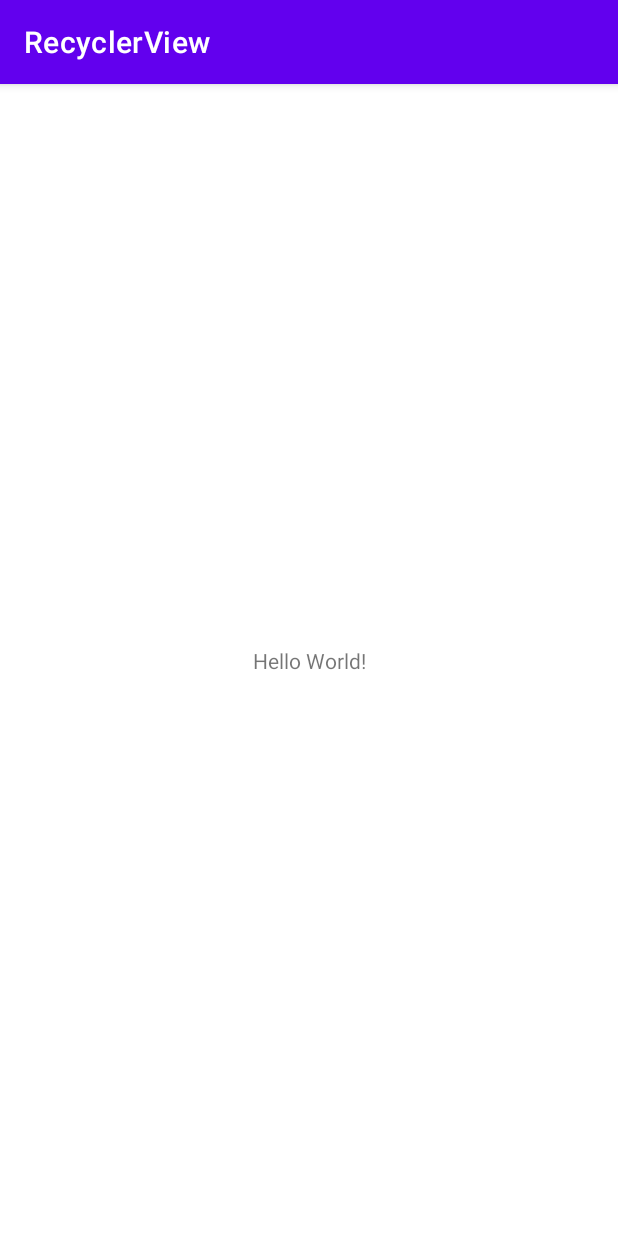
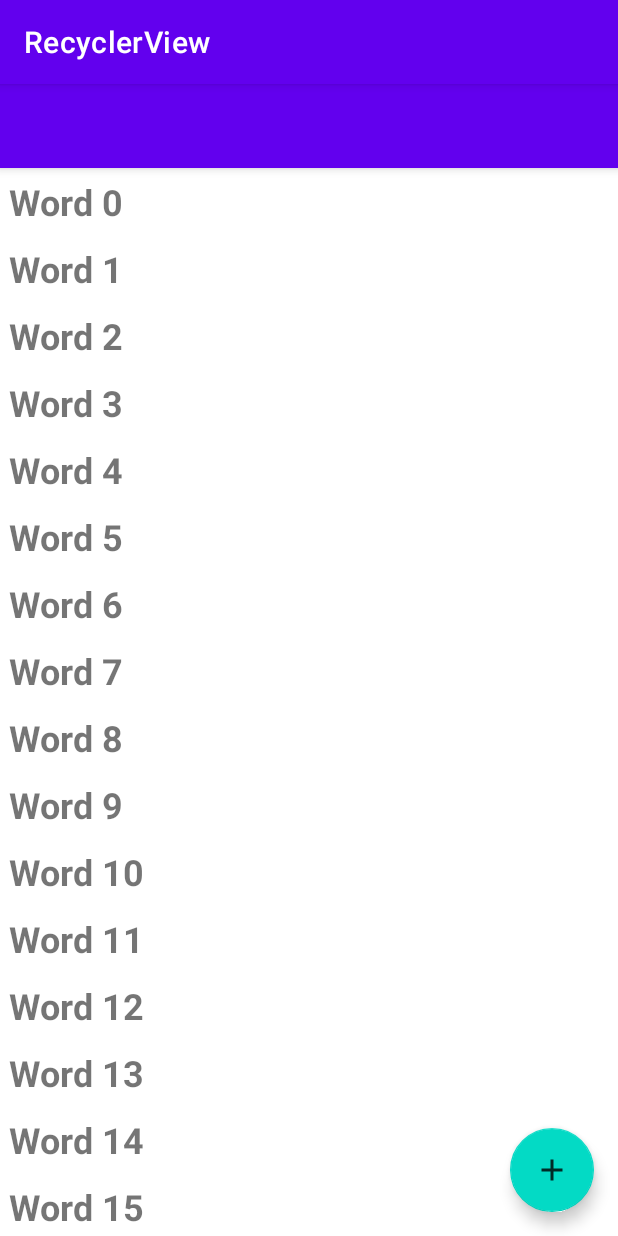
Before and after one commit to Raju979/RecyclerView, an Android app: the screen it shows after launch (MainActivity), on a phone screen of 412 x 824 dp. Run offline under Robolectric (Android 15) with nearby library versions, the phone set to English and light mode, and no system bars.

Commit message:
completed task 2

```diff
--- a/app/build.gradle
+++ b/app/build.gradle
@@ -33,6 +33,7 @@ dependencies {
     implementation 'androidx.appcompat:appcompat:1.2.0'
     implementation 'com.google.android.material:material:1.3.0'
     implementation 'androidx.constraintlayout:constraintlayout:2.0.4'
+    implementation 'androidx.recyclerview:recyclerview:1.1.0'
     testImplementation 'junit:junit:4.+'
     androidTestImplementation 'androidx.test.ext:junit:1.1.2'
     androidTestImplementation 'androidx.test.espresso:espresso-core:3.3.0'
--- a/app/src/main/java/com/rajuthapa/recyclerview/MainActivity.java
+++ b/app/src/main/java/com/rajuthapa/recyclerview/MainActivity.java
@@ -1,6 +1,8 @@
 package com.rajuthapa.recyclerview;
 
 import androidx.appcompat.app.AppCompatActivity;
+import androidx.recyclerview.widget.LinearLayoutManager;
+import androidx.recyclerview.widget.RecyclerView;
 
 import android.os.Bundle;
 
@@ -9,6 +11,8 @@ import java.util.LinkedList;
 public class MainActivity extends AppCompatActivity {
 
     private final LinkedList<String> mWordList = new LinkedList<>();
+    private RecyclerView mRecyclerView;
+    private WordListAdapter mAdapter;
 
     @Override
     protected void onCreate(Bundle savedInstanceState) {
@@ -17,5 +21,13 @@ public class MainActivity extends AppCompatActivity {
         for (int i = 0; i < 20; i++) {
             mWordList.addLast("Word " + i);
         }
+        // Get a handle to the RecyclerView.
+        mRecyclerView = findViewById(R.id.recyclerview);
+    // Create an adapter and supply the data to be displayed.
+            mAdapter = new WordListAdapter(this, mWordList);
+    // Connect the adapter with the RecyclerView.
+            mRecyclerView.setAdapter(mAdapter);
+    // Give the RecyclerView a default layout manager.
+            mRecyclerView.setLayoutManager(new LinearLayoutManager(this));
     }
 }
--- /dev/null
+++ b/app/src/main/java/com/rajuthapa/recyclerview/WordListAdapter.java
@@ -0,0 +1,56 @@
+package com.rajuthapa.recyclerview;
+
+import android.content.Context;
+import android.view.LayoutInflater;
+import android.view.View;
+import android.view.ViewGroup;
+import android.widget.TextView;
+
+import androidx.annotation.NonNull;
+import androidx.recyclerview.widget.RecyclerView;
+
+import java.util.LinkedList;
+
+public class WordListAdapter extends RecyclerView.Adapter<WordListAdapter.WordViewHolder>  {
+
+    private final LinkedList<String> mWordList;
+    private LayoutInflater mInflater;
+
+    @NonNull
+    @Override
+    public WordViewHolder onCreateViewHolder(ViewGroup parent,
+                                             int viewType) {
+        View mItemView = mInflater.inflate(R.layout.wordlist_item,
+                parent, false);
+        return new WordViewHolder(mItemView, this);
+    }
+
+    @Override
+    public void onBindViewHolder(WordViewHolder holder, int position) {
+        String mCurrent = mWordList.get(position);
+        holder.wordItemView.setText(mCurrent);
+    }
+
+    @Override
+    public int getItemCount() {
+        return mWordList.size();
+    }
+    public WordListAdapter(Context context,
+                           LinkedList<String> wordList) {
+        mInflater = LayoutInflater.from(context);
+        this.mWordList = wordList;
+    }
+
+    class WordViewHolder extends RecyclerView.ViewHolder {
+
+        public final TextView wordItemView;
+        final WordListAdapter mAdapter;
+
+        public WordViewHolder(View itemView, WordListAdapter adapter) {
+            super(itemView);
+            wordItemView = itemView.findViewById(R.id.word);
+            this.mAdapter = adapter;
+
+        }
+    }
+}
--- a/app/src/main/res/layout/activity_main.xml
+++ b/app/src/main/res/layout/activity_main.xml
@@ -1,18 +1,34 @@
 <?xml version="1.0" encoding="utf-8"?>
-<androidx.constraintlayout.widget.ConstraintLayout xmlns:android="http://schemas.android.com/apk/res/android"
+<androidx.coordinatorlayout.widget.CoordinatorLayout xmlns:android="http://schemas.android.com/apk/res/android"
     xmlns:app="http://schemas.android.com/apk/res-auto"
     xmlns:tools="http://schemas.android.com/tools"
     android:layout_width="match_parent"
     android:layout_height="match_parent"
     tools:context=".MainActivity">
 
-    <TextView
+    <com.google.android.material.appbar.AppBarLayout
+        android:layout_width="match_parent"
+        android:layout_height="wrap_content"
+        android:theme="@style/Theme.RecyclerView.AppBarOverlay">
+
+        <androidx.appcompat.widget.Toolbar
+            android:id="@+id/toolbar"
+            android:layout_width="match_parent"
+            android:layout_height="?attr/actionBarSize"
+            android:background="?attr/colorPrimary"
+            app:popupTheme="@style/Theme.RecyclerView.PopupOverlay" />
+
+    </com.google.android.material.appbar.AppBarLayout>
+
+    <include layout="@layout/content_main" />
+
+    <com.google.android.material.floatingactionbutton.FloatingActionButton
+        android:id="@+id/fab"
         android:layout_width="wrap_content"
         android:layout_height="wrap_content"
-        android:text="Hello World!"
-        app:layout_constraintBottom_toBottomOf="parent"
-        app:layout_constraintLeft_toLeftOf="parent"
-        app:layout_constraintRight_toRightOf="parent"
-        app:layout_constraintTop_toTopOf="parent" />
+        android:layout_gravity="bottom|end"
+        android:layout_margin="@dimen/fab_margin"
+        android:src="@drawable/ic_action_name"
+        />
 
-</androidx.constraintlayout.widget.ConstraintLayout>
+</androidx.coordinatorlayout.widget.CoordinatorLayout>
--- /dev/null
+++ b/app/src/main/res/layout/content_main.xml
@@ -0,0 +1,14 @@
+<?xml version="1.0" encoding="utf-8"?>
+<androidx.constraintlayout.widget.ConstraintLayout xmlns:android="http://schemas.android.com/apk/res/android"
+    xmlns:app="http://schemas.android.com/apk/res-auto"
+    android:layout_width="match_parent"
+    android:layout_height="match_parent"
+    app:layout_behavior="@string/appbar_scrolling_view_behavior">
+
+    <androidx.recyclerview.widget.RecyclerView
+        android:id="@+id/recyclerview"
+        android:layout_width="match_parent"
+        android:layout_height="match_parent">
+
+    </androidx.recyclerview.widget.RecyclerView>
+</androidx.constraintlayout.widget.ConstraintLayout>
--- /dev/null
+++ b/app/src/main/res/layout/wordlist_item.xml
@@ -0,0 +1,12 @@
+<?xml version="1.0" encoding="utf-8"?>
+<LinearLayout xmlns:android="http://schemas.android.com/apk/res/android"
+    android:layout_width="match_parent"
+    android:layout_height="wrap_content"
+    android:orientation="vertical"
+    android:padding="6dp">
+
+    <TextView
+        android:id="@+id/word"
+        style="@style/word_title" />
+
+</LinearLayout>
--- /dev/null
+++ b/app/src/main/res/values/dimens.xml
@@ -0,0 +1,4 @@
+<?xml version="1.0" encoding="utf-8"?>
+<resources>
+    <dimen name="fab_margin">16dp</dimen>
+</resources>
--- /dev/null
+++ b/app/src/main/res/values/styles.xml
@@ -0,0 +1,10 @@
+<?xml version="1.0" encoding="utf-8"?>
+<resources>
+
+    <style name="word_title">
+        <item name="android:layout_width">match_parent</item>
+        <item name="android:layout_height">wrap_content</item>
+        <item name="android:textSize">24sp</item>
+        <item name="android:textStyle">bold</item>
+    </style>
+</resources>
--- a/app/src/main/res/values/themes.xml
+++ b/app/src/main/res/values/themes.xml
@@ -13,4 +13,13 @@
         <item name="android:statusBarColor" tools:targetApi="l">?attr/colorPrimaryVariant</item>
         <!-- Customize your theme here. -->
     </style>
+
+    <style name="Theme.RecyclerView.NoActionBar">
+        <item name="windowActionBar">false</item>
+        <item name="windowNoTitle">true</item>
+    </style>
+
+    <style name="Theme.RecyclerView.AppBarOverlay" parent="ThemeOverlay.AppCompat.Dark.ActionBar" />
+
+    <style name="Theme.RecyclerView.PopupOverlay" parent="ThemeOverlay.AppCompat.Light" />
 </resources>
```
Also changed, not shown: 2 other files.
